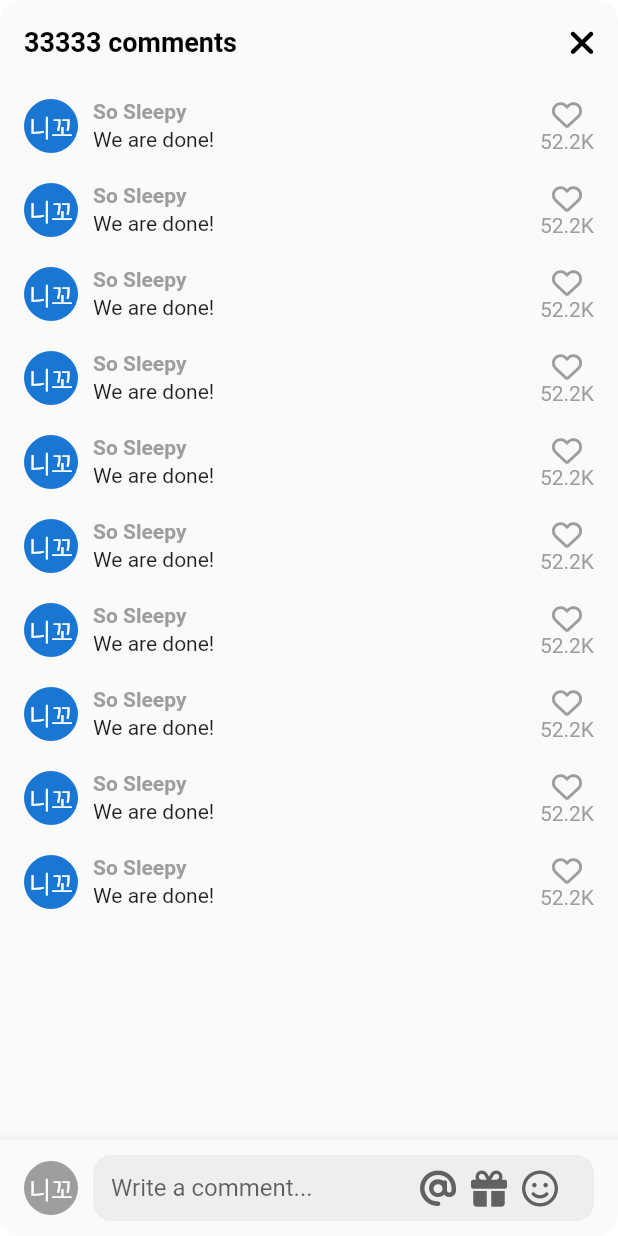
After one commit to kmnkit/tiktok_clone, a Flutter app: the VideoComments screen opened directly, on a phone screen of 412 x 824 dp. The commit adds this screen. Run offline on Flutter 3.47's test engine with Material 2 defaults, Android fonts, the phone set to English and light mode, and no system bars; our stand-ins replace font_awesome_flutter, video_player, visibility_detector; network calls fail.

Commit message:
comments section

```diff
--- a/lib/features/main_nav/screens/main_nav.dart
+++ b/lib/features/main_nav/screens/main_nav.dart
@@ -38,6 +38,7 @@ class _MainNavigationScreenState extends State<MainNavigationScreen> {
   @override
   Widget build(BuildContext context) {
     return Scaffold(
+      resizeToAvoidBottomInset: true,
       backgroundColor: _selectedIndex == 0 ? Colors.black : Colors.white,
       body: Stack(
         children: [
--- /dev/null
+++ b/lib/features/videos/widgets/video_comments.dart
@@ -0,0 +1,210 @@
+import 'package:flutter/material.dart';
+import 'package:font_awesome_flutter/font_awesome_flutter.dart';
+import 'package:tiktok_clone/constants/gaps.dart';
+import 'package:tiktok_clone/constants/sizes.dart';
+
+class VideoComments extends StatefulWidget {
+  const VideoComments({super.key});
+
+  @override
+  State<VideoComments> createState() => _VideoCommentsState();
+}
+
+class _VideoCommentsState extends State<VideoComments> {
+  bool _isWriting = false;
+  final ScrollController _scrollController = ScrollController();
+  void _onClosePressed() {
+    Navigator.of(context).pop();
+  }
+
+  void _stopCommenting() {
+    FocusScope.of(context).unfocus();
+    setState(() {
+      _isWriting = false;
+    });
+  }
+
+  void _onStartWriting() {
+    setState(() {
+      _isWriting = true;
+    });
+  }
+
+  @override
+  Widget build(BuildContext context) {
+    final size = MediaQuery.of(context).size;
+    return Container(
+      height: size.height * 0.75,
+      clipBehavior: Clip.hardEdge,
+      decoration: BoxDecoration(
+        borderRadius: BorderRadius.circular(
+          Sizes.size14,
+        ),
+      ),
+      child: Scaffold(
+        backgroundColor: Colors.grey.shade50,
+        appBar: AppBar(
+          backgroundColor: Colors.grey.shade50,
+          actions: [
+            IconButton(
+              onPressed: _onClosePressed,
+              icon: const FaIcon(
+                FontAwesomeIcons.xmark,
+              ),
+            ),
+          ],
+          automaticallyImplyLeading: false,
+          title: const Text(
+            "33333 comments",
+          ),
+        ),
+        body: GestureDetector(
+          onTap: _stopCommenting,
+          child: Stack(
+            children: [
+              Scrollbar(
+                controller: _scrollController,
+                child: ListView.separated(
+                  controller: _scrollController,
+                  separatorBuilder: (context, index) => Gaps.v20,
+                  padding: const EdgeInsets.only(
+                    top: Sizes.size10,
+                    bottom: Sizes.size96 + Sizes.size20,
+                    left: Sizes.size16,
+                    right: Sizes.size16,
+                  ),
+                  itemBuilder: (context, index) => Row(
+                    crossAxisAlignment: CrossAxisAlignment.start,
+                    children: [
+                      const CircleAvatar(
+                        radius: 18,
+                        child: Text("니꼬"),
+                      ),
+                      Gaps.h10,
+                      Expanded(
+                        child: Column(
+                          crossAxisAlignment: CrossAxisAlignment.start,
+                          children: [
+                            Text(
+                              "So Sleepy",
+                              style: TextStyle(
+                                fontWeight: FontWeight.bold,
+                                fontSize: Sizes.size14,
+                                color: Colors.grey.shade500,
+                              ),
+                            ),
+                            Gaps.v3,
+                            const Text("We are done!"),
+                          ],
+                        ),
+                      ),
+                      Gaps.h10,
+                      Column(
+                        children: [
+                          FaIcon(
+                            FontAwesomeIcons.heart,
+                            size: Sizes.size20,
+                            color: Colors.grey.shade500,
+                          ),
+                          Text(
+                            '52.2K',
+                            style: TextStyle(
+                              color: Colors.grey.shade500,
+                            ),
+                          ),
+                        ],
+                      ),
+                    ],
+                  ),
+                  itemCount: 10,
+                ),
+              ),
+              Positioned(
+                bottom: 0,
+                width: size.width,
+                child: BottomAppBar(
+                  padding: const EdgeInsets.symmetric(
+                    horizontal: Sizes.size16,
+                    vertical: Sizes.size10,
+                  ),
+                  child: Row(
+                    children: [
+                      CircleAvatar(
+                        radius: 18,
+                        backgroundColor: Colors.grey.shade500,
+                        foregroundColor: Colors.white,
+                        child: const Text("니꼬"),
+                      ),
+                      Gaps.h10,
+                      Expanded(
+                        child: SizedBox(
+                          height: Sizes.size44,
+                          child: TextField(
+                            onTap: _onStartWriting,
+                            minLines: null,
+                            maxLines: null,
+                            expands: true,
+                            textInputAction: TextInputAction.newline,
+                            cursorColor: Theme.of(context).primaryColor,
+                            decoration: InputDecoration(
+                              hintText: "Write a comment...",
+                              contentPadding: const EdgeInsets.symmetric(
+                                horizontal: Sizes.size12,
+                                vertical: Sizes.size10,
+                              ),
+                              border: OutlineInputBorder(
+                                borderRadius: BorderRadius.circular(
+                                  Sizes.size12,
+                                ),
+                                borderSide: BorderSide.none,
+                              ),
+                              filled: true,
+                              fillColor: Colors.grey.shade200,
+                              suffixIcon: Padding(
+                                padding: const EdgeInsets.only(
+                                  right: Sizes.size14,
+                                ),
+                                child: Row(
+                                  mainAxisSize: MainAxisSize.min,
+                                  children: [
+                                    FaIcon(
+                                      FontAwesomeIcons.at,
+                                      color: Colors.grey.shade700,
+                                    ),
+                                    Gaps.h10,
+                                    FaIcon(
+                                      FontAwesomeIcons.gift,
+                                      color: Colors.grey.shade700,
+                                    ),
+                                    Gaps.h10,
+                                    FaIcon(
+                                      FontAwesomeIcons.faceSmile,
+                                      color: Colors.grey.shade700,
+                                    ),
+                                    Gaps.h10,
+                                    if (_isWriting)
+                                      GestureDetector(
+                                        onTap: _stopCommenting,
+                                        child: FaIcon(
+                                          FontAwesomeIcons.circleArrowUp,
+                                          color: Theme.of(context).primaryColor,
+                                        ),
+                                      ),
+                                  ],
+                                ),
+                              ),
+                            ),
+                          ),
+                        ),
+                      ),
+                    ],
+                  ),
+                ),
+              ),
+            ],
+          ),
+        ),
+      ),
+    );
+  }
+}
--- a/lib/features/videos/widgets/video_post.dart
+++ b/lib/features/videos/widgets/video_post.dart
@@ -3,6 +3,7 @@ import 'package:font_awesome_flutter/font_awesome_flutter.dart';
 import 'package:tiktok_clone/constants/gaps.dart';
 import 'package:tiktok_clone/constants/sizes.dart';
 import 'package:tiktok_clone/features/videos/widgets/video_button.dart';
+import 'package:tiktok_clone/features/videos/widgets/video_comments.dart';
 import 'package:tiktok_clone/features/videos/widgets/video_description.dart';
 import 'package:video_player/video_player.dart';
 import 'package:visibility_detector/visibility_detector.dart';
@@ -68,11 +69,12 @@ class _VideoPostState extends State<VideoPost>
   }
 
   void _onVisibilityChanged(VisibilityInfo info) {
-    if (info.visibleFraction == 1 && !_videoPlayerController.value.isPlaying) {
+    if (info.visibleFraction == 1 &&
+        !_isPaused &&
+        !_videoPlayerController.value.isPlaying) {
       _videoPlayerController.play();
-    } else {
-      _videoPlayerController.pause();
     }
+    return;
   }
 
   void _onTogglePause() {
@@ -86,6 +88,19 @@ class _VideoPostState extends State<VideoPost>
     setState(() {
       _isPaused = !_isPaused;
     });
+  }
+
+  void _onCommentsTap(BuildContext context) async {
+    if (_videoPlayerController.value.isPlaying) {
+      _onTogglePause();
+    }
+    await showModalBottomSheet(
+      isScrollControlled: true,
+      backgroundColor: Colors.transparent,
+      context: context,
+      builder: (context) => const VideoComments(),
+    );
+    _onTogglePause();
   }
 
   @override
@@ -153,12 +168,12 @@ class _VideoPostState extends State<VideoPost>
               ],
             ),
           ),
-          const Positioned(
+          Positioned(
             bottom: 20,
             right: 10,
             child: Column(
               children: [
-                CircleAvatar(
+                const CircleAvatar(
                   radius: 25,
                   backgroundColor: Colors.amber,
                   foregroundColor: Colors.pink,
@@ -168,17 +183,20 @@ class _VideoPostState extends State<VideoPost>
                   child: Text("니꼬"),
                 ),
                 Gaps.v24,
-                VideoButton(
+                const VideoButton(
                   icon: FontAwesomeIcons.solidHeart,
                   text: "2.9M",
                 ),
                 Gaps.v24,
-                VideoButton(
-                  icon: FontAwesomeIcons.solidComment,
-                  text: "33K",
+                GestureDetector(
+                  onTap: () => _onCommentsTap(context),
+                  child: const VideoButton(
+                    icon: FontAwesomeIcons.solidComment,
+                    text: "33K",
+                  ),
                 ),
                 Gaps.v24,
-                VideoButton(
+                const VideoButton(
                   icon: FontAwesomeIcons.share,
                   text: "Share",
                 ),
```
